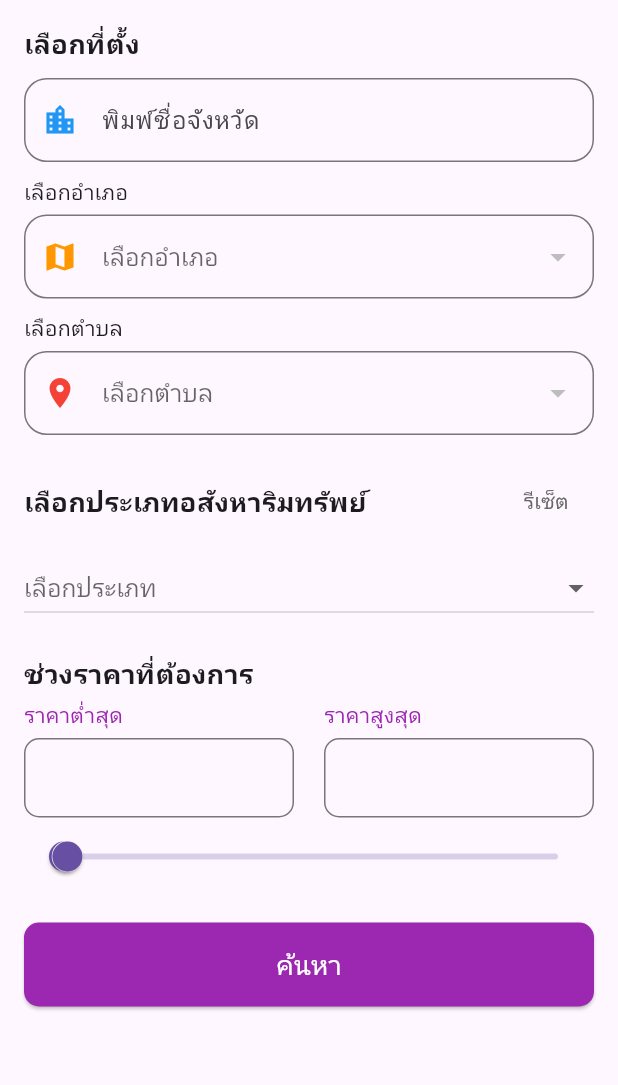
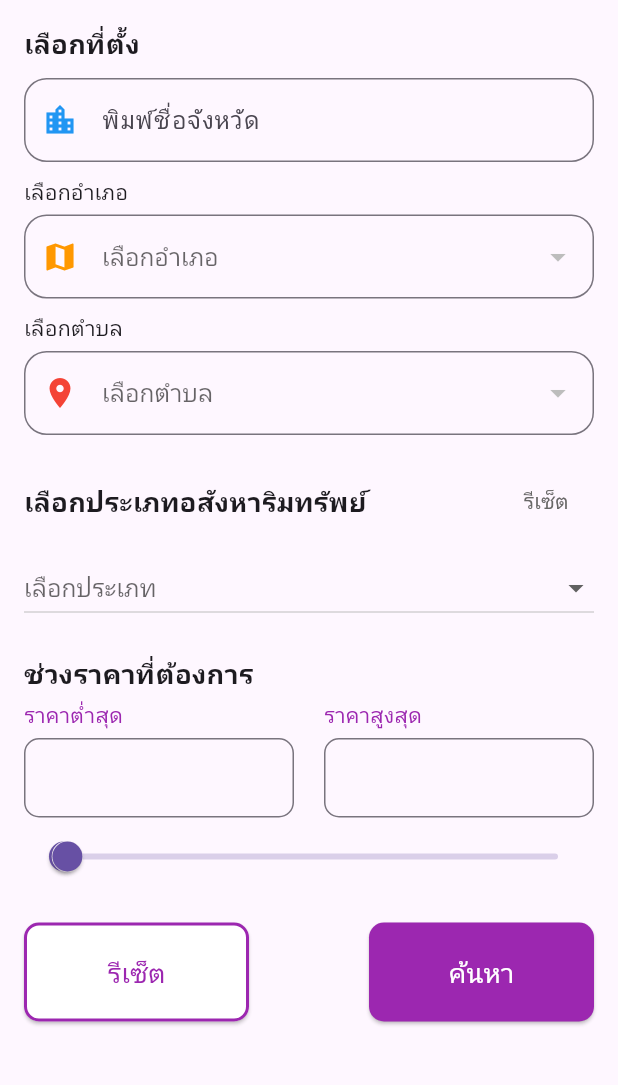
Before and after one commit to FolkXa/real_estate_mobile, a Flutter app: the HomeScreen screen opened by its route, after a tap on "Search House, Apartment, etc", on a phone screen of 412 x 824 dp, the part 84-1169 px from its top. Run offline on Flutter 3.47's test engine with Material 3 defaults, Android fonts, the phone set to English and light mode, and no system bars; our stand-ins replace cloud_firestore, firebase_auth, firebase_core, google_sign_in; accounts and stored records are empty; project files that could hold a hidden picture were left out.

```diff
--- a/mobile/lib/SearchPage.dart
+++ b/mobile/lib/SearchPage.dart
@@ -16,6 +16,17 @@ class _SearchPageState extends State<SearchPage> {
   TextEditingController _bathroomController = TextEditingController();
   TextEditingController _minPriceController = TextEditingController();
   TextEditingController _maxPriceController = TextEditingController();
+  final TextEditingController _searchController = TextEditingController();
+  String? selectedLocation;
+  bool isChecked = false;
+  void resetFields() {
+    setState(() {
+      _searchController.clear();
+      selectedLocation = null;
+      isChecked = false;
+    });
+  }
+
   RangeValues _priceRange = RangeValues(300000, 1000000);
   final NumberFormat currencyFormat = NumberFormat("#,###");
   double minLimit = 100000;
@@ -196,7 +207,12 @@ class _SearchPageState extends State<SearchPage> {
 
       filteredAmphures = amphures
           .where((a) => a["province_id"] == selectedProvinceId)
+          .map((a) => {
+                "id": a["id"],
+                "name_th": a["name_th"].replaceFirst("เขต", "").trim()
+              }) // ลบคำว่า "เขต" ออกตอนเอาจาก json
           .toList();
+
       filteredTambons = [];
     });
 
@@ -334,7 +350,8 @@ class _SearchPageState extends State<SearchPage> {
     return Scaffold(
       appBar: AppBar(
           title: Text("Search Real Estate"), backgroundColor: Colors.purple),
-      body: Padding(
+      body: SingleChildScrollView(
+        child: Padding(
           padding: const EdgeInsets.all(16.0),
           child: Column(
             crossAxisAlignment: CrossAxisAlignment.start,
@@ -479,7 +496,8 @@ class _SearchPageState extends State<SearchPage> {
                               textAlign: TextAlign.right,
                               decoration: InputDecoration(
                                 labelText: "จำนวนห้องนอน",
-                              prefixIcon: Icon(Icons.bed, color: Colors.purple),
+                                prefixIcon:
+                                    Icon(Icons.bed, color: Colors.purple),
                                 suffixText: " ห้อง",
                                 border: OutlineInputBorder(
                                     borderRadius: BorderRadius.circular(10)),
@@ -590,6 +608,45 @@ class _SearchPageState extends State<SearchPage> {
                 },
               ),
               SizedBox(height: 20),
+              Row(
+                mainAxisAlignment: MainAxisAlignment.spaceBetween,
+                children: [
+                  // ปุ่มรีเซ็ต
+                  ElevatedButton(
+                    onPressed: () {
+                      setState(() {
+                        selectedProvince = null;
+                        selectedAmphure = null;
+                        selectedTambon = null;
+                        selectedPropertyType = null;
+                        _bedroomController.clear();
+                        _bathroomController.clear();
+                        _minPriceController.clear();
+                        _maxPriceController.clear();
+                      });
+                    },
+                    style: ElevatedButton.styleFrom(
+                      backgroundColor:
+                          Colors.white, // เปลี่ยนพื้นหลังเป็นสีม่วง
+                      padding: EdgeInsets.symmetric(
+                          vertical: 20, horizontal: 40), // ขยายขนาดปุ่ม
+                      shape: RoundedRectangleBorder(
+                        borderRadius: BorderRadius.circular(10),
+                        side: BorderSide(
+                            color: Colors.purple, width: 2), // เส้นขอบสีม่วง
+                      ),
+                      minimumSize: Size(150, 60), // กำหนดขนาดขั้นต่ำของปุ่ม
+                    ),
+                    child: Center(
+                      child: Text("รีเซ็ต",
+                          style: TextStyle(
+                              fontSize: 18,
+                              color:
+                                  Colors.purple)), // เปลี่ยนตัวหนังสือเป็นสีขาว
+                    ),
+                  ),
+
+                  // ปุ่มค้นหา
                   ElevatedButton(
                     onPressed: () {
                       Navigator.push(
@@ -600,38 +657,42 @@ class _SearchPageState extends State<SearchPage> {
                             amphure: selectedAmphure,
                             tambon: selectedTambon,
                             propertyType: selectedPropertyType,
-                      bedrooms: _bedroomController.text.isNotEmpty
+                            bedroom: _bedroomController.text.isNotEmpty
                                 ? int.tryParse(_bedroomController.text)
                                 : null,
-                      bathrooms: _bathroomController.text.isNotEmpty
+                            bathroom: _bathroomController.text.isNotEmpty
                                 ? int.tryParse(_bathroomController.text)
                                 : null,
                             minPrice: _minPriceController.text.isNotEmpty
-                          ? double.tryParse(
-                              _minPriceController.text.replaceAll(",", ""))
+                                ? double.tryParse(_minPriceController.text
+                                    .replaceAll(",", ""))
                                 : null,
                             maxPrice: _maxPriceController.text.isNotEmpty
-                          ? double.tryParse(
-                              _maxPriceController.text.replaceAll(",", ""))
+                                ? double.tryParse(_maxPriceController.text
+                                    .replaceAll(",", ""))
                                 : null,
                           ),
                         ),
                       );
                     },
                     style: ElevatedButton.styleFrom(
-                backgroundColor: Colors.purple,
-                padding: EdgeInsets.symmetric(vertical: 15, horizontal: 30),
+                      backgroundColor: Colors.purple, // พื้นหลังสีม่วง
+                      padding: EdgeInsets.symmetric(
+                          vertical: 20, horizontal: 40), // ขยายขนาดปุ่ม
                       shape: RoundedRectangleBorder(
                         borderRadius: BorderRadius.circular(10),
                       ),
+                      minimumSize: Size(150, 60), // กำหนดขนาดขั้นต่ำของปุ่ม
                     ),
                     child: Center(
                       child: Text("ค้นหา",
                           style: TextStyle(fontSize: 18, color: Colors.white)),
                     ),
                   ),
-            SizedBox(height: 20),
                 ],
+              ),
+            ],
+          ),
         ),
       ),
     );
--- a/mobile/package.json
+++ b/mobile/package.json
@@ -1,5 +1,7 @@
 {
   "dependencies": {
+    "@google-cloud/firestore": "^7.11.0",
+    "firebase": "^11.4.0",
     "firebase-admin": "^13.2.0"
   }
 }
```
Also changed, not shown: mobile/assets/data/data.json (+121 -12 lines), mobile/lib/SearchResultPage.dart (+57 -57 lines), mobile/firebase.json, mobile/package-lock.json, 4 other files. Lines whose indentation alone changed are shown as unchanged.
